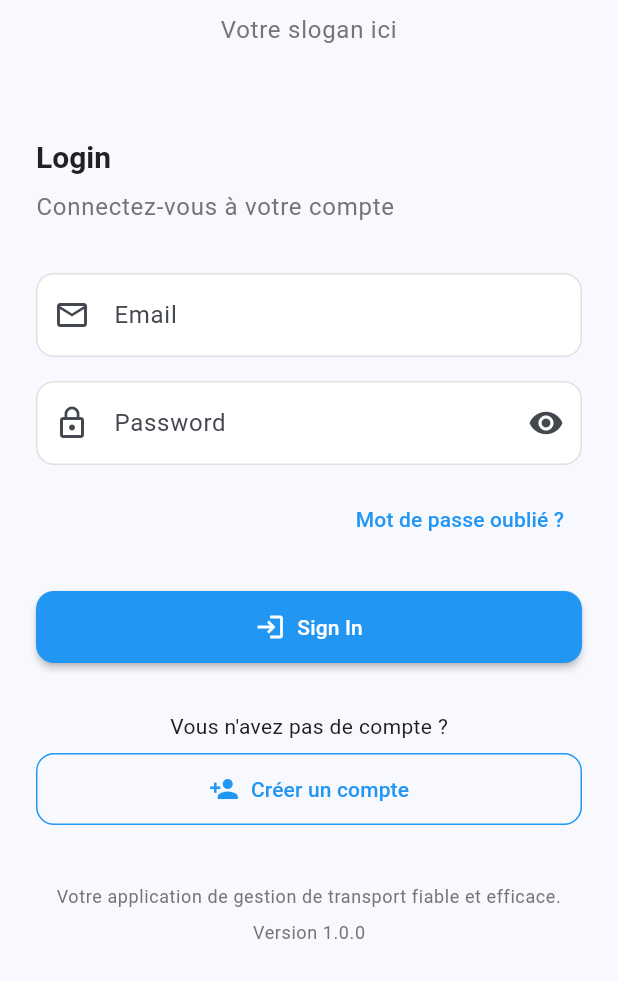
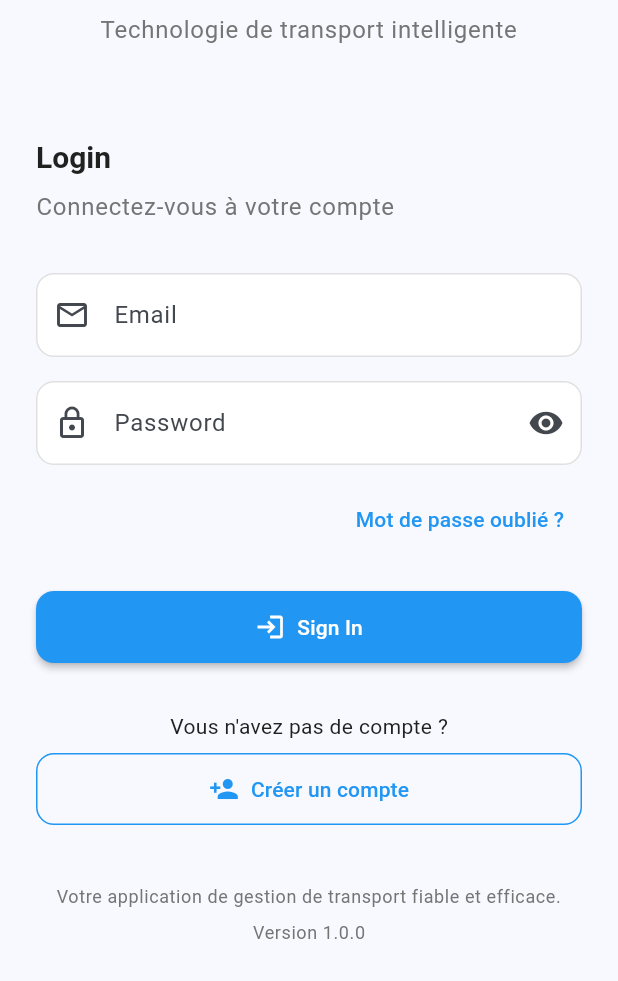
Before and after one commit to MEMOUE/app_mobileLYG, a Flutter app: the screen it shows after launch, scrolled down 42 dp, on a phone screen of 412 x 824 dp, the part 255-1236 px from its top. Run offline on Flutter 3.47's test engine with Material 3 defaults, Android fonts, the phone set to English and light mode, and no system bars; our stand-ins replace shared_preferences; accounts and stored records are empty.

Commit message:
feat: update screens

```diff
--- /dev/null
+++ b/devtools_options.yaml
@@ -0,0 +1,3 @@
+description: This file stores settings for Dart & Flutter DevTools.
+documentation: https://docs.flutter.dev/tools/devtools/extensions#configure-extension-enablement-states
+extensions:
--- a/lib/core/constants/app_strings.dart
+++ b/lib/core/constants/app_strings.dart
@@ -1,6 +1,6 @@
 class AppStrings {
   static const String appName = 'LanaYaGo';
-  static const String appSlogan = 'Votre slogan ici';
+  static const String appSlogan = 'Technologie de transport intelligente';
   static const String loading = 'Chargement...';
   static const String chooseProfile = 'Choisissez votre profil';
 
--- a/lib/features/auth/widgets/user_type_card.dart
+++ b/lib/features/auth/widgets/user_type_card.dart
@@ -1,4 +1,4 @@
-/* import 'package:flutter/material.dart';
+ import 'package:flutter/material.dart';
 
 class UserTypeCard extends StatelessWidget {
   final IconData icon;
@@ -77,4 +77,3 @@ class UserTypeCard extends StatelessWidget {
     );
   }
 }
- */
--- a/lib/routes/app_router.dart
+++ b/lib/routes/app_router.dart
@@ -1,4 +1,4 @@
-/* import 'package:flutter/material.dart';
+ import 'package:flutter/material.dart';
 import '../features/auth/screens/login_screen.dart';
 import '../features/auth/screens/user_type_selection_screen.dart';
 import '../features/client/screens/client_home_screen.dart';
@@ -38,4 +38,4 @@ class AppRouter {
         );
     }
   }
-} */
+}
--- a/lib/routes/route_names.dart
+++ b/lib/routes/route_names.dart
@@ -1,4 +1,4 @@
-/* class RouteNames {
+ class RouteNames {
   static const String splash = '/';
   static const String login = '/login';
   static const String register = '/register';
@@ -26,4 +26,4 @@
   // Shared routes
   static const String profile = '/profile';
   static const String settings = '/settings';
-} */
+}
```
